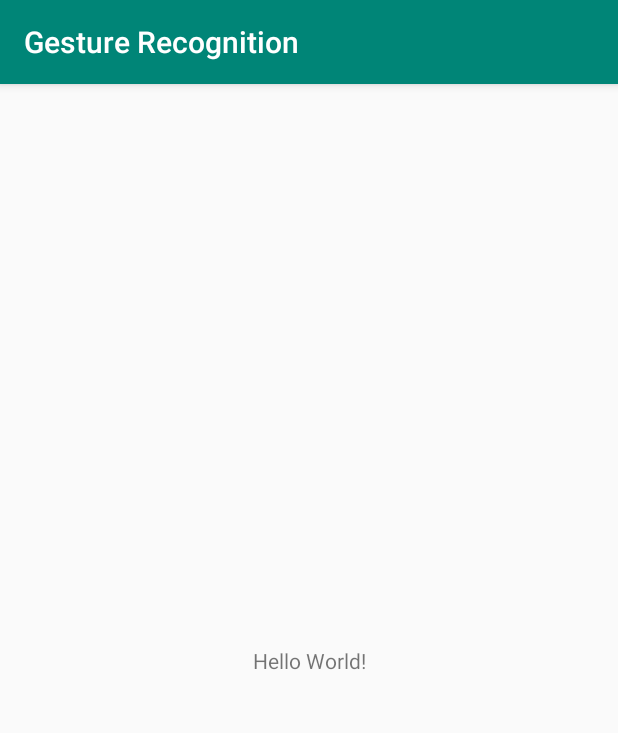
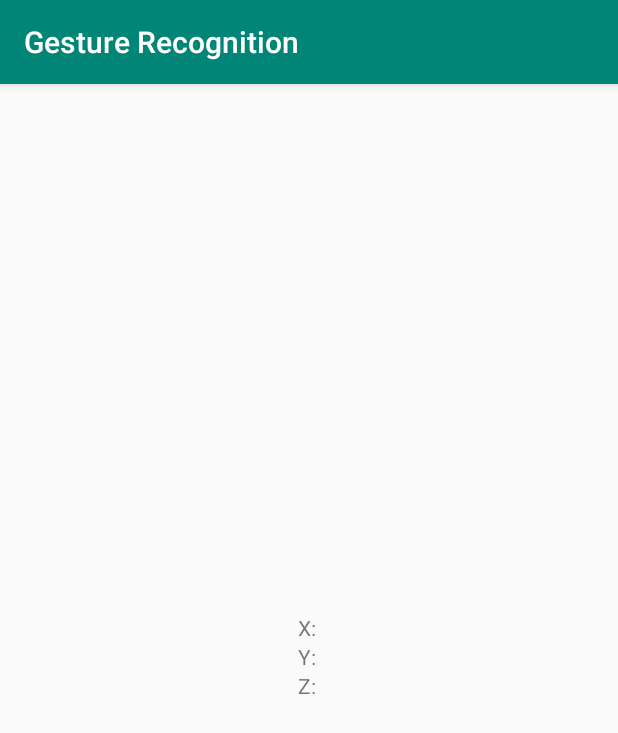
Before and after one commit to MartinZugs/Gesture-Recognition-Android-App, an Android app: the screen it shows after launch (MainActivity), on a phone screen of 412 x 824 dp. Shown: the top 733 px of the screen. Run offline under Robolectric (Android 15) with nearby library versions, the phone set to English and light mode, and no system bars.

Commit message:
Added X, Y, and Z on the display page

```diff
--- a/app/src/main/res/layout/activity_main.xml
+++ b/app/src/main/res/layout/activity_main.xml
@@ -9,11 +9,31 @@
     <TextView
         android:layout_width="wrap_content"
         android:layout_height="wrap_content"
-        android:text="Hello World!"
-        android:onClick=""
+        android:text="X: "
         app:layout_constraintBottom_toBottomOf="parent"
         app:layout_constraintLeft_toLeftOf="parent"
         app:layout_constraintRight_toRightOf="parent"
-        app:layout_constraintTop_toTopOf="parent" />
+        app:layout_constraintTop_toTopOf="parent"
+        app:layout_constraintVertical_bias="0.471" />
+
+    <TextView
+        android:layout_width="wrap_content"
+        android:layout_height="wrap_content"
+        android:text="Y: "
+        app:layout_constraintBottom_toBottomOf="parent"
+        app:layout_constraintLeft_toLeftOf="parent"
+        app:layout_constraintRight_toRightOf="parent"
+        app:layout_constraintTop_toTopOf="parent"
+        app:layout_constraintVertical_bias="0.497" />
+
+    <TextView
+        android:layout_width="wrap_content"
+        android:layout_height="wrap_content"
+        android:text="Z: "
+        app:layout_constraintBottom_toBottomOf="parent"
+        app:layout_constraintLeft_toLeftOf="parent"
+        app:layout_constraintRight_toRightOf="parent"
+        app:layout_constraintTop_toTopOf="parent"
+        app:layout_constraintVertical_bias="0.523" />
 
 </android.support.constraint.ConstraintLayout>
```
